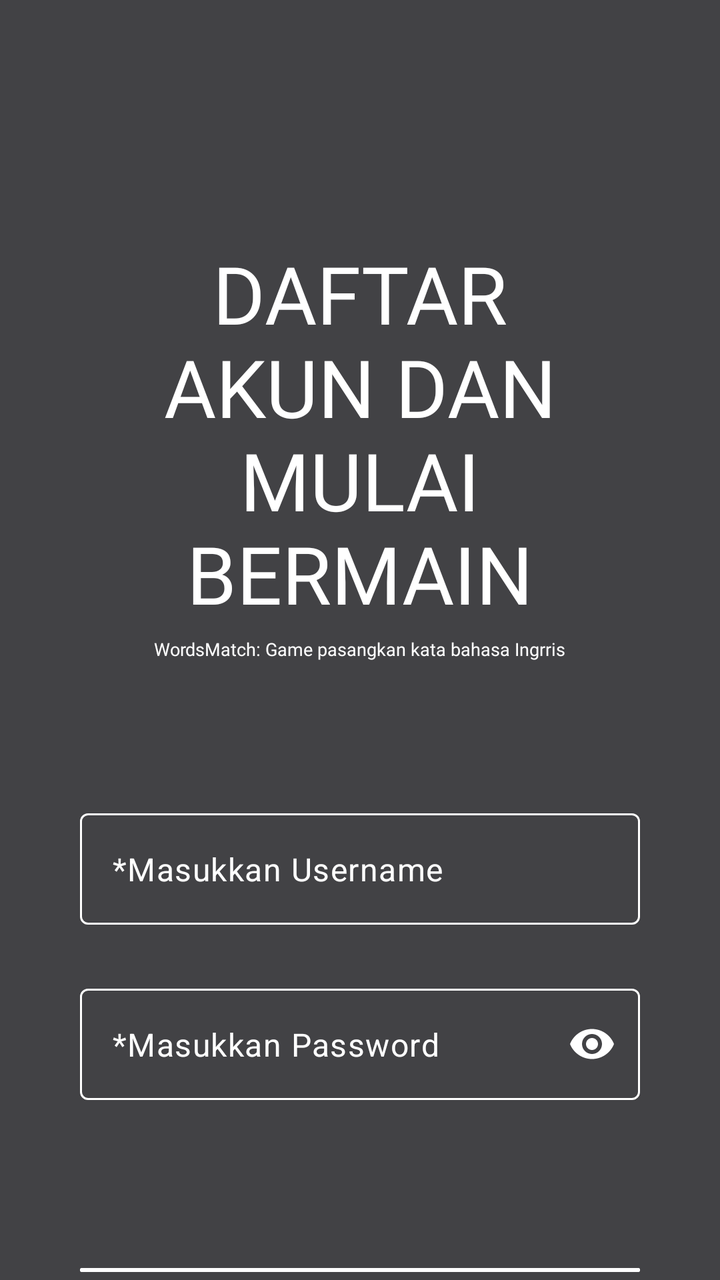
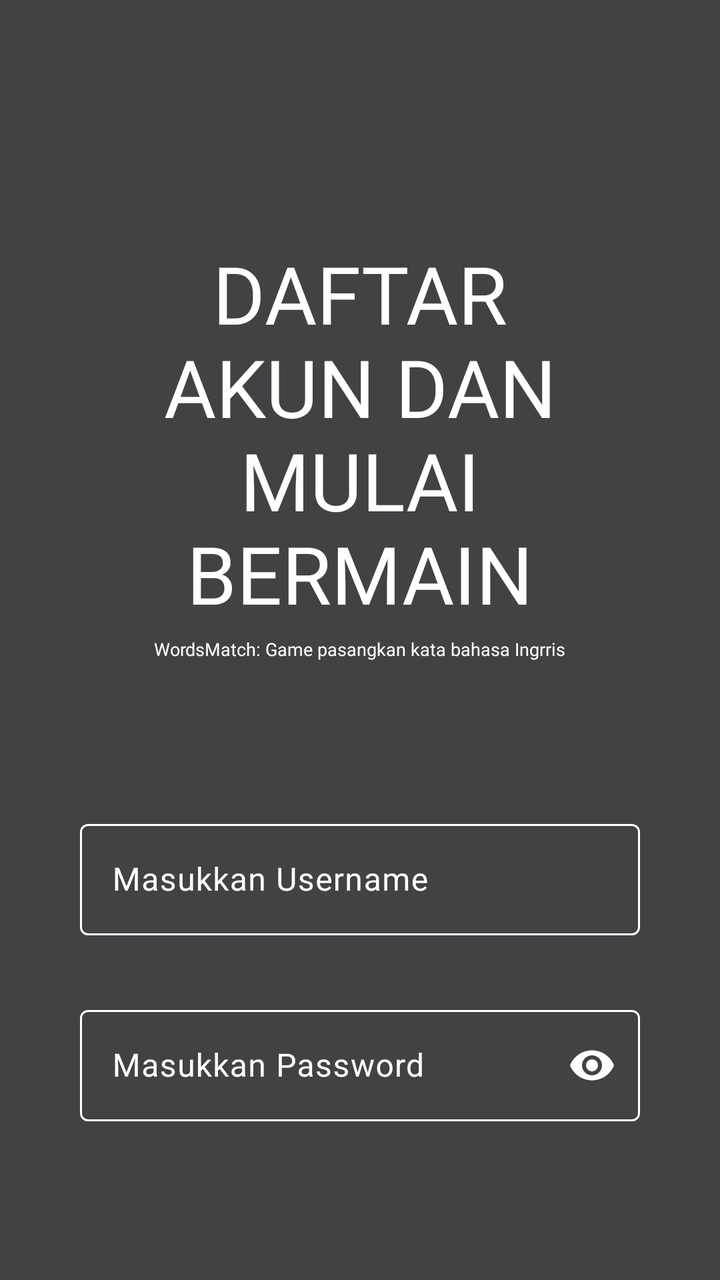

Two renders of the same Android screen: before a commit and after it. Below are the layout's source before the change and the commit's diff.
<!-- AndroidManifest.xml: application theme Theme.WordsMatch -->
<!-- res/layout/activity_daftar_akun.xml -->
<?xml version="1.0" encoding="utf-8"?>
<LinearLayout xmlns:android="http://schemas.android.com/apk/res/android"
    xmlns:app="http://schemas.android.com/apk/res-auto"
    xmlns:tools="http://schemas.android.com/tools"
    android:id="@+id/main"
    android:layout_width="match_parent"
    android:layout_height="match_parent"
    tools:context=".DaftarAkun"
    android:background="@color/main_color"
    android:orientation="vertical"
    >
    <LinearLayout
        android:layout_width="326dp"
        android:layout_height="wrap_content"
        android:layout_gravity="center"
        android:layout_marginTop="120dp"
        android:orientation="vertical"
        android:gravity="center"
        android:layout_marginBottom="60dp"
        >
        <TextView
            android:layout_width="230dp"
            android:layout_height="wrap_content"
            android:text="DAFTAR AKUN DAN MULAI BERMAIN"
            android:fontFamily="@font/american_captain"
            android:textColor="@color/white"
            android:textSize="40dp"
            android:textAlignment="center"
            android:layout_gravity="center"
            />
        <TextView
            android:layout_marginTop="5dp"
            android:layout_width="wrap_content"
            android:layout_height="wrap_content"
            android:text="WordsMatch: Game pasangkan kata bahasa Ingrris"
            android:textColor="@color/white"
            android:fontFamily="@font/arca_majora_3_bold"
            android:textSize="9dp"
            android:layout_gravity="center"
            />

    </LinearLayout>

    <com.google.android.material.textfield.TextInputLayout
        android:id="@+id/layoutUsername"
        android:layout_width="280dp"
        android:layout_height="wrap_content"
        android:layout_gravity="center"
        android:layout_margin="16dp"
        app:boxStrokeColor="@color/input_stroke_color"
        app:hintEnabled="false">

        <com.google.android.material.textfield.TextInputEditText
            android:id="@+id/inputUsername"
            android:layout_width="match_parent"
            android:layout_height="wrap_content"
            android:hint="*Masukkan Username"
            android:textColorHint="@color/white"
            android:textColor="@color/white"
            android:inputType="textPersonName" />

    </com.google.android.material.textfield.TextInputLayout>

    <com.google.android.material.textfield.TextInputLayout
        android:id="@+id/layoutPassword"
        android:layout_width="280dp"
        android:layout_height="wrap_content"
        android:layout_gravity="center"
        android:layout_margin="16dp"
        app:boxStrokeColor="@color/input_stroke_color"
        app:hintEnabled="false"
        app:passwordToggleEnabled="true"
        app:passwordToggleTint="@color/white">

        <com.google.android.material.textfield.TextInputEditText
            android:id="@+id/inputPassword"
            android:layout_width="match_parent"
            android:layout_height="wrap_content"
            android:hint="*Masukkan Password"
            android:textColorHint="@color/white"
            android:textColor="@color/white"
            android:inputType="textPassword" />

    </com.google.android.material.textfield.TextInputLayout>

    <LinearLayout
        android:layout_width="280dp"
        android:layout_marginTop="40dp"
        android:layout_gravity="center"
        android:layout_height="wrap_content"
        android:orientation="vertical"
        >

        <Button
            android:id="@+id/btnDaftar"
            android:layout_width="280dp"
            android:layout_height="wrap_content"
            android:layout_gravity="center"
            android:layout_marginTop="24dp"
            android:backgroundTint="@color/white"
            android:fontFamily="@font/american_captain"
            android:text="Daftar"
            android:textColor="@color/main_color"
            android:textSize="25dp"
            app:cornerRadius="5dp" />

        <TextView
            android:id="@+id/tvKeLogin"
            android:layout_width="wrap_content"
            android:layout_height="wrap_content"
            android:layout_gravity="center"
            android:layout_marginTop="16dp"
            android:padding="8dp"
            android:text="Sudah punya akun? Login"
            android:textColor="@color/white"
            />


    </LinearLayout>

</LinearLayout>
<!-- resources referenced by this layout -->
<resources>
  <color name="main_color">#424245</color>
  <color name="white">#FFFFFFFF</color>
  <style name="Theme.WordsMatch" parent="Base.Theme.WordsMatch" />
  <style name="Base.Theme.WordsMatch" parent="Theme.Material3.DayNight.NoActionBar">
          
          
      </style>
</resources>

<!-- the commit's change to res/layout/activity_daftar_akun.xml (unified diff, before → after) -->
@@ -44,18 +44,19 @@
     <com.google.android.material.textfield.TextInputLayout
         android:id="@+id/layoutUsername"
         android:layout_width="280dp"
+        android:layout_gravity="center"
         android:layout_height="wrap_content"
-        android:layout_gravity="center"
         android:layout_margin="16dp"
+        android:hint="Masukkan Username"
+        app:hintTextColor="@color/white"
+        android:textColorHint="@color/white"
         app:boxStrokeColor="@color/input_stroke_color"
-        app:hintEnabled="false">
+        >
 
         <com.google.android.material.textfield.TextInputEditText
             android:id="@+id/inputUsername"
             android:layout_width="match_parent"
             android:layout_height="wrap_content"
-            android:hint="*Masukkan Username"
-            android:textColorHint="@color/white"
             android:textColor="@color/white"
             android:inputType="textPersonName" />
 
@@ -64,11 +65,13 @@
     <com.google.android.material.textfield.TextInputLayout
         android:id="@+id/layoutPassword"
         android:layout_width="280dp"
+        android:layout_gravity="center"
         android:layout_height="wrap_content"
-        android:layout_gravity="center"
         android:layout_margin="16dp"
+        android:hint="Masukkan Password"
+        app:hintTextColor="@color/white"
+        android:textColorHint="@color/white"
         app:boxStrokeColor="@color/input_stroke_color"
-        app:hintEnabled="false"
         app:passwordToggleEnabled="true"
         app:passwordToggleTint="@color/white">
 
@@ -76,8 +79,6 @@
             android:id="@+id/inputPassword"
             android:layout_width="match_parent"
             android:layout_height="wrap_content"
-            android:hint="*Masukkan Password"
-            android:textColorHint="@color/white"
             android:textColor="@color/white"
             android:inputType="textPassword" />
 
